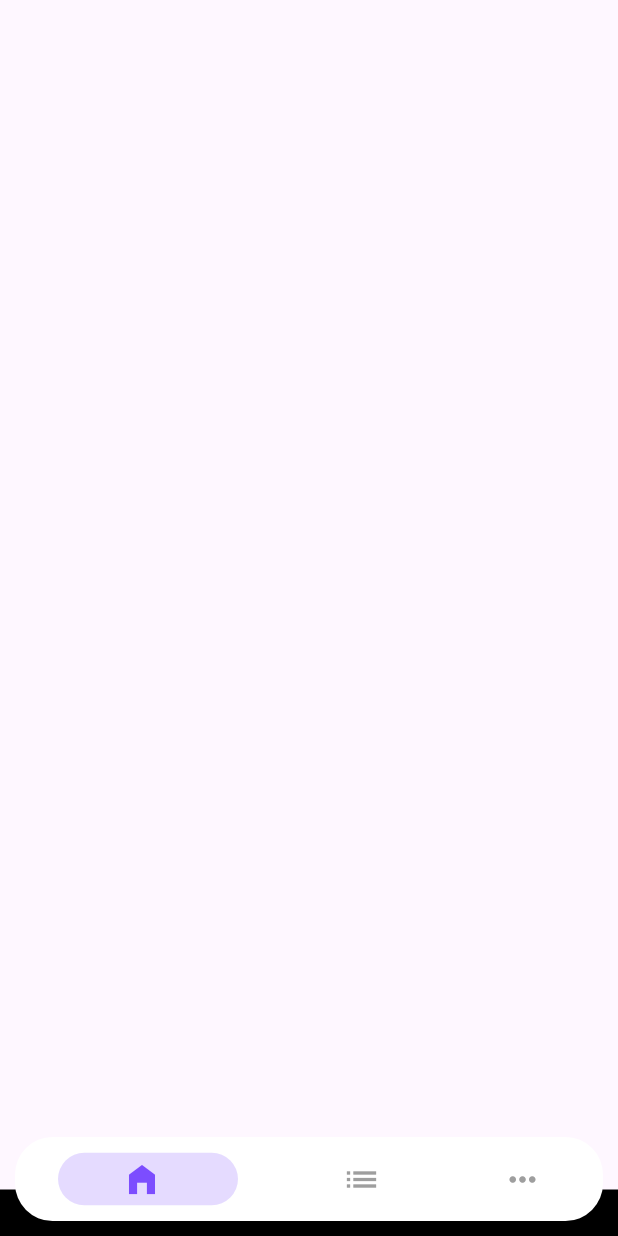
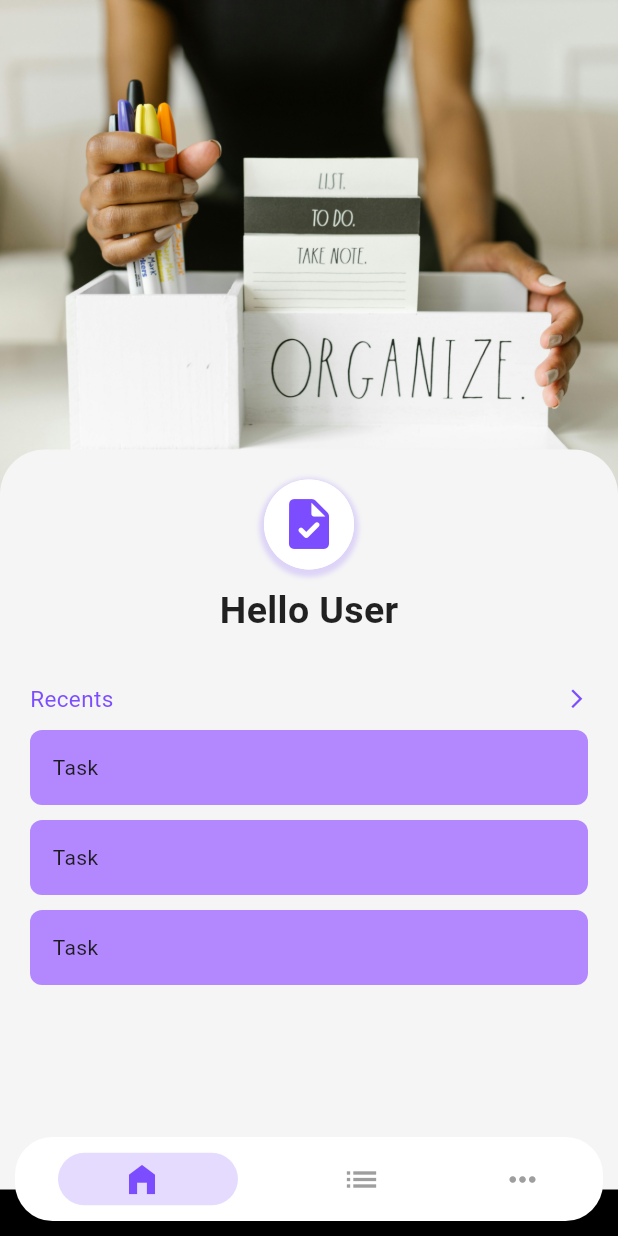
Before and after one commit to AshkumCurious/organiser_app, a Flutter app: the screen it shows after launch, on a phone screen of 412 x 824 dp. Run offline on Flutter 3.47's test engine with Material 3 defaults, Android fonts, the phone set to English and light mode, and no system bars; drawn by our look-alikes of persistent_bottom_nav_bar; our stand-ins replace go_router; Roboto replaces fonts that are missing (Poppins).

Commit message:
home ui started

```diff
--- a/lib/main.dart
+++ b/lib/main.dart
@@ -20,6 +20,8 @@
     return MaterialApp.router(
       routerConfig: router(context),
       debugShowCheckedModeBanner: false,
+      theme: ThemeData(
+          scaffoldBackgroundColor: Colors.grey[100], fontFamily: "Poppins"),
     );
   }
 }
--- a/lib/screens/home.dart
+++ b/lib/screens/home.dart
@@ -1,4 +1,5 @@
 import 'package:flutter/material.dart';
+import 'package:organiser_app/theme/color_pallete.dart';
 
 class Home extends StatefulWidget {
   const Home({super.key});
@@ -11,11 +12,114 @@ class _HomeState extends State<Home> {
   @override
   Widget build(BuildContext context) {
     return Scaffold(
-        body: SafeArea(
-            child: Center(
-      child: Column(
-        children: [],
+      body: Column(
+        children: [
+          // Image taking half the screen
+          Container(
+            height: MediaQuery.of(context).size.height * 0.40,
+            width: double.infinity,
+            decoration: const BoxDecoration(
+              image: DecorationImage(
+                image: AssetImage(
+                    'assets/images/organise.jpg'), // Replace with your image
+                fit: BoxFit.cover,
+              ),
+            ),
+          ),
+
+          // Curved container slightly overlapping the image
+          Transform.translate(
+            offset: const Offset(
+                0, -30), // Moves the container up to overlap the image
+            child: Container(
+              width: double.infinity,
+              decoration: BoxDecoration(
+                color: Colors.grey[100],
+                borderRadius: const BorderRadius.only(
+                  topLeft: Radius.circular(30),
+                  topRight: Radius.circular(30),
+                ),
+              ),
+              child: Padding(
+                padding: const EdgeInsets.all(20.0),
+                child: Column(
+                  crossAxisAlignment: CrossAxisAlignment.center,
+                  children: [
+                    Container(
+                      // padding: const EdgeInsets.all(10.0),
+                      decoration: BoxDecoration(
+                          shape: BoxShape.circle,
+                          color: Colors.white,
+                          boxShadow: [
+                            BoxShadow(
+                                color: ColorPallete.primary.withOpacity(0.2),
+                                spreadRadius: 3,
+                                offset: const Offset(0, 2),
+                                blurRadius: 2)
+                          ]),
+                      child: CircleAvatar(
+                        radius: 30,
+                        backgroundColor: Colors.white,
+                        child: Icon(
+                          Icons.task_rounded,
+                          color: ColorPallete.primary,
+                          size: 40,
+                        ),
+                      ),
+                    ),
+                    const SizedBox(height: 10),
+                    const Text(
+                      'Hello User',
+                      style: TextStyle(
+                          fontSize: 25,
+                          color: Colors.black87,
+                          fontWeight: FontWeight.bold),
+                    ),
+                    const SizedBox(
+                      height: 30,
+                    ),
+                    Row(
+                      mainAxisAlignment: MainAxisAlignment.spaceBetween,
+                      children: [
+                        Text(
+                          "Recents",
+                          style: TextStyle(
+                            fontSize: 15,
+                            color: ColorPallete.primary,
+                          ),
+                        ),
+                        Icon(
+                          Icons.arrow_forward_ios_sharp,
+                          color: ColorPallete.primary,
+                          size: 15,
+                        )
+                      ],
+                    ),
+                    const SizedBox(
+                      height: 10,
+                    ),
+                    ListView.builder(
+                        itemCount: 3,
+                        shrinkWrap: true,
+                        itemBuilder: (context, index) {
+                          return Padding(
+                            padding: const EdgeInsets.only(bottom: 10.0),
+                            child: Container(
+                              decoration: BoxDecoration(
+                                  color: ColorPallete.cardbgcolor,
+                                  borderRadius: BorderRadius.circular(8)),
+                              padding: const EdgeInsets.all(15),
+                              child: Text("Task"),
+                            ),
+                          );
+                        })
+                  ],
+                ),
+              ),
+            ),
+          ),
+        ],
       ),
-    )));
+    );
   }
 }
--- /dev/null
+++ b/lib/theme/color_pallete.dart
@@ -0,0 +1,6 @@
+import 'package:flutter/material.dart';
+
+class ColorPallete {
+  static Color primary = Colors.deepPurpleAccent;
+  static Color cardbgcolor = Colors.deepPurpleAccent.shade100;
+}
```
Also changed, not shown: pubspec.yaml (+3 -6 lines), assets/images/organise.jpg (added), assets/images/todo.jpg (added).
